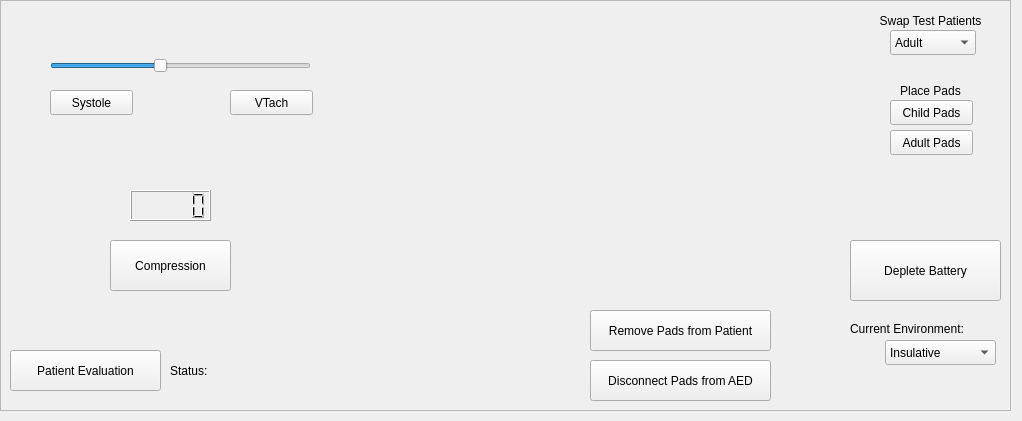
First picture: the form in AED_Simulator/testwindow.ui, repository GrewalCreator/AED-Simulator, before the edit.
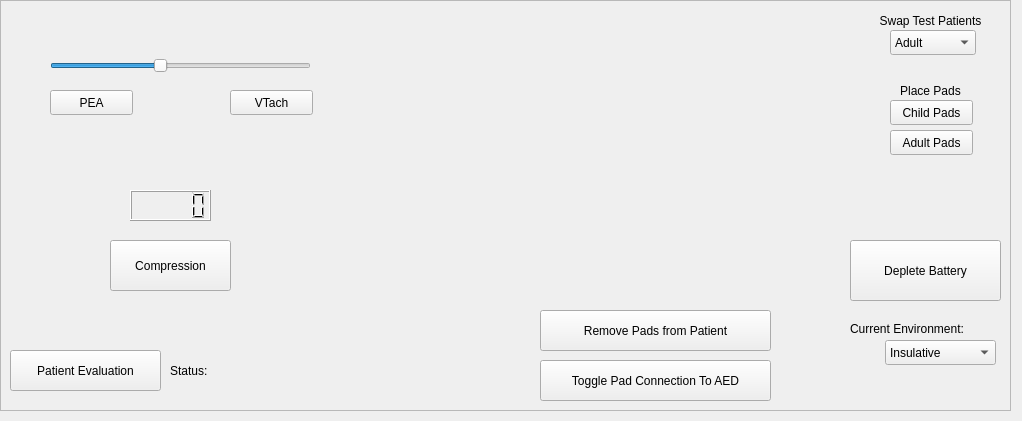
Second picture: the form after the edit.

Diff of the .ui file:
```diff
--- a/AED_Simulator/testwindow.ui
+++ b/AED_Simulator/testwindow.ui
@@ -109,15 +109,15 @@
      </rect>
     </property>
     <property name="text">
-     <string>Systole</string>
+     <string>PEA</string>
     </property>
    </widget>
    <widget class="QPushButton" name="togglePadPatient">
     <property name="geometry">
      <rect>
-      <x>590</x>
+      <x>540</x>
       <y>310</y>
-      <width>181</width>
+      <width>231</width>
       <height>41</height>
      </rect>
     </property>
@@ -128,14 +128,14 @@
    <widget class="QPushButton" name="togglePadConnection">
     <property name="geometry">
      <rect>
-      <x>590</x>
+      <x>540</x>
       <y>360</y>
-      <width>181</width>
+      <width>231</width>
       <height>41</height>
      </rect>
     </property>
     <property name="text">
-     <string>Disconnect Pads from AED</string>
+     <string>Toggle Pad Connection To AED</string>
     </property>
    </widget>
    <widget class="QLCDNumber" name="compressionNumber">
```
